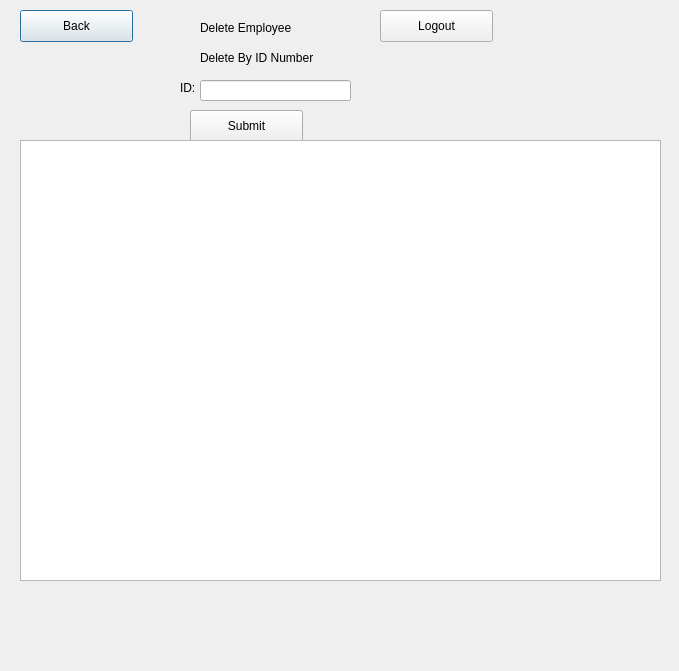
This is deleteemployee.ui in Tligtvoet/goat-bulk as Qt 5 draws it before an edit. The edited form follows.
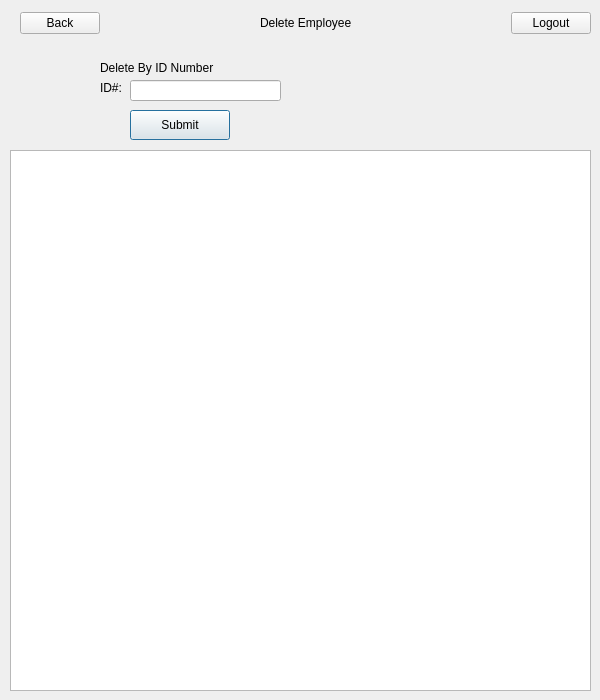
This is the edited form.

The edit to the form file:
```diff
--- a/deleteemployee.ui
+++ b/deleteemployee.ui
@@ -6,57 +6,30 @@
    <rect>
     <x>0</x>
     <y>0</y>
-    <width>679</width>
-    <height>671</height>
+    <width>600</width>
+    <height>700</height>
    </rect>
   </property>
+  <property name="minimumSize">
+   <size>
+    <width>600</width>
+    <height>700</height>
+   </size>
+  </property>
+  <property name="maximumSize">
+   <size>
+    <width>600</width>
+    <height>700</height>
+   </size>
+  </property>
   <property name="windowTitle">
    <string>Dialog</string>
   </property>
-  <widget class="QPushButton" name="pushButton">
-   <property name="geometry">
-    <rect>
-     <x>20</x>
-     <y>10</y>
-     <width>113</width>
-     <height>32</height>
-    </rect>
-   </property>
-   <property name="text">
-    <string>Back</string>
-   </property>
-  </widget>
-  <widget class="QLabel" name="label">
-   <property name="geometry">
-    <rect>
-     <x>200</x>
-     <y>20</y>
-     <width>101</width>
-     <height>16</height>
-    </rect>
-   </property>
-   <property name="text">
-    <string>Delete Employee</string>
-   </property>
-  </widget>
-  <widget class="QPushButton" name="pushButton_2">
-   <property name="geometry">
-    <rect>
-     <x>380</x>
-     <y>10</y>
-     <width>113</width>
-     <height>32</height>
-    </rect>
-   </property>
-   <property name="text">
-    <string>Logout</string>
-   </property>
-  </widget>
   <widget class="QLabel" name="label_2">
    <property name="geometry">
     <rect>
-     <x>200</x>
-     <y>50</y>
+     <x>100</x>
+     <y>60</y>
      <width>141</width>
      <height>16</height>
     </rect>
@@ -68,20 +41,20 @@
   <widget class="QLabel" name="label_3">
    <property name="geometry">
     <rect>
-     <x>180</x>
+     <x>100</x>
      <y>80</y>
      <width>60</width>
      <height>16</height>
     </rect>
    </property>
    <property name="text">
-    <string>ID: </string>
+    <string>ID#: </string>
    </property>
   </widget>
   <widget class="QLineEdit" name="lineEdit_id">
    <property name="geometry">
     <rect>
-     <x>200</x>
+     <x>130</x>
      <y>80</y>
      <width>151</width>
      <height>21</height>
@@ -91,10 +64,10 @@
   <widget class="QPushButton" name="pushButton_3">
    <property name="geometry">
     <rect>
-     <x>190</x>
+     <x>130</x>
      <y>110</y>
-     <width>113</width>
-     <height>32</height>
+     <width>100</width>
+     <height>30</height>
     </rect>
    </property>
    <property name="text">
@@ -104,12 +77,77 @@
   <widget class="QTableWidget" name="tableWidget">
    <property name="geometry">
     <rect>
+     <x>10</x>
+     <y>150</y>
+     <width>581</width>
+     <height>541</height>
+    </rect>
+   </property>
+   <property name="sizePolicy">
+    <sizepolicy hsizetype="Fixed" vsizetype="Fixed">
+     <horstretch>0</horstretch>
+     <verstretch>0</verstretch>
+    </sizepolicy>
+   </property>
+  </widget>
+  <widget class="QWidget" name="">
+   <property name="geometry">
+    <rect>
      <x>20</x>
-     <y>140</y>
-     <width>641</width>
-     <height>441</height>
+     <y>10</y>
+     <width>571</width>
+     <height>26</height>
     </rect>
    </property>
+   <layout class="QHBoxLayout" name="horizontalLayout">
+    <item>
+     <widget class="QPushButton" name="pushButton">
+      <property name="text">
+       <string>Back</string>
+      </property>
+     </widget>
+    </item>
+    <item>
+     <spacer name="horizontalSpacer">
+      <property name="orientation">
+       <enum>Qt::Horizontal</enum>
+      </property>
+      <property name="sizeHint" stdset="0">
+       <size>
+        <width>40</width>
+        <height>20</height>
+       </size>
+      </property>
+     </spacer>
+    </item>
+    <item>
+     <widget class="QLabel" name="label">
+      <property name="text">
+       <string>Delete Employee</string>
+      </property>
+     </widget>
+    </item>
+    <item>
+     <spacer name="horizontalSpacer_2">
+      <property name="orientation">
+       <enum>Qt::Horizontal</enum>
+      </property>
+      <property name="sizeHint" stdset="0">
+       <size>
+        <width>40</width>
+        <height>20</height>
+       </size>
+      </property>
+     </spacer>
+    </item>
+    <item>
+     <widget class="QPushButton" name="pushButton_2">
+      <property name="text">
+       <string>Logout</string>
+      </property>
+     </widget>
+    </item>
+   </layout>
   </widget>
  </widget>
  <resources/>
```
